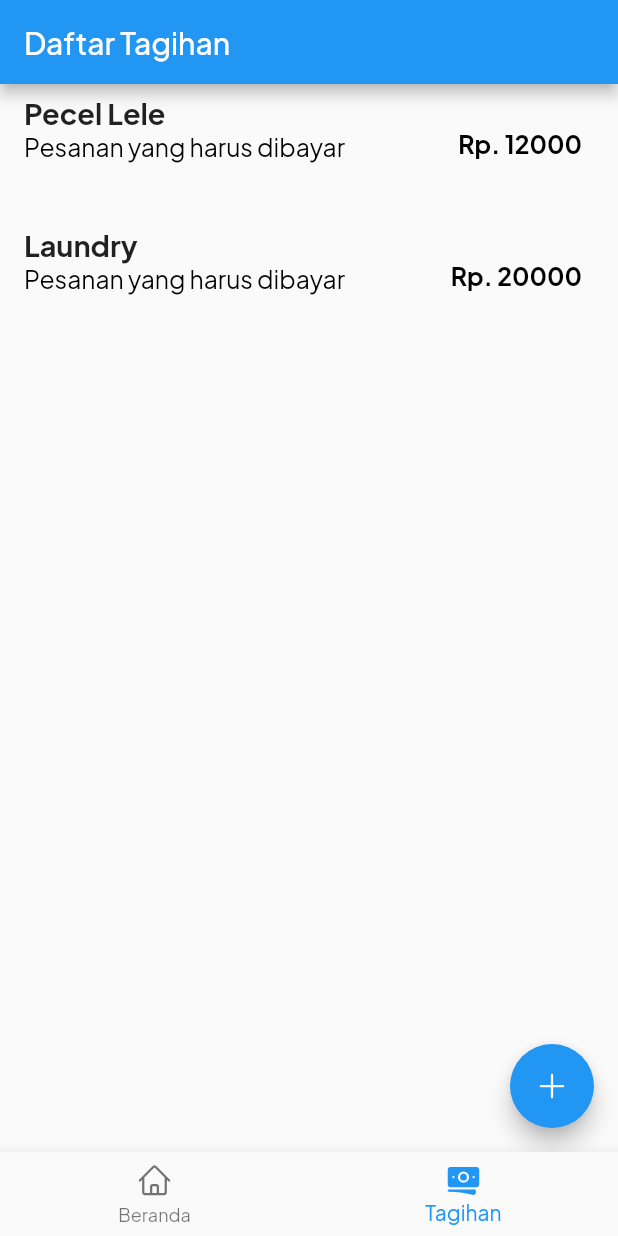
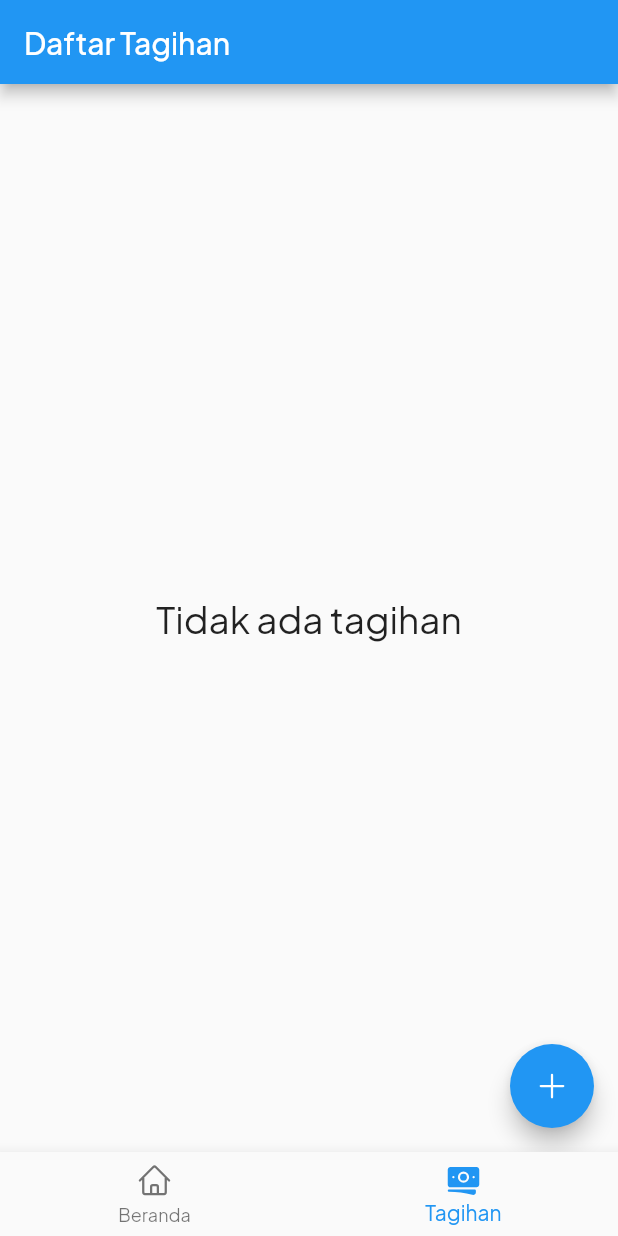
Before and after one commit to BlueRecandy/uang-kita, a Flutter app: the screen it shows after launch, item 2 of the bottom bar chosen, on a phone screen of 412 x 824 dp. Run offline on Flutter 3.47's test engine with Material 2 defaults, Android fonts, the phone set to English and light mode, and no system bars; our stand-ins replace heroicons, sizer, sqflite; accounts and stored records are empty.

Commit message:
manyambungkan daftar tagihan dengan database

```diff
--- a/lib/main.dart
+++ b/lib/main.dart
@@ -20,7 +20,7 @@ class _UangKitaAppState extends State<UangKitaApp> {
 
   final _screens = [
     const DaftarPengeluaranScreen(),
-    const DaftarTagihanPage(),
+    const DaftarTagihanScreen(),
   ];
 
   BottomNavigationBarItem _buildNavbarItem(HeroIcons icon, String label) {
--- a/lib/repositories/bill_repository.dart
+++ b/lib/repositories/bill_repository.dart
@@ -10,7 +10,7 @@ class BillRepository extends IBillRepository {
   @override
   Future<void> createTable(Database db) {
     return db.execute(
-        'CREATE TABLE $tableName (id INTEGER PRIMARY KEY AUTO INCREMENT, title TEXT, amount INTEGER, due_date DATETIME, category TEXT)');
+        'CREATE TABLE $tableName (id INTEGER PRIMARY KEY AUTOINCREMENT, title TEXT, amount INTEGER, due_date DATETIME, category TEXT)');
   }
 
   @override
@@ -20,7 +20,7 @@ class BillRepository extends IBillRepository {
 
   @override
   Future<List<Bill>> findAll(Database db) {
-    return db.query(tableName, orderBy: 'date DESC').then((records) {
+    return db.query(tableName, orderBy: 'due_date DESC').then((records) {
       return records.map((record) => ModelUtils.mapToBill(record)).toList();
     });
   }
--- a/lib/screens/daftar_tagihan_screen.dart
+++ b/lib/screens/daftar_tagihan_screen.dart
@@ -1,14 +1,41 @@
 import 'package:flutter/material.dart';
 import 'package:heroicons/heroicons.dart';
+import 'package:uang_kita/db/sqlite.dart';
+import 'package:uang_kita/models/bill_model.dart';
 import 'package:uang_kita/screens/tambah_tagihan_screens.dart';
 import 'package:uang_kita/widgets/screens/daftar_tagihan/tagihan_item_widget.dart';
 
-class DaftarTagihanPage extends StatelessWidget {
-  const DaftarTagihanPage({super.key});
+class DaftarTagihanScreen extends StatefulWidget {
+  const DaftarTagihanScreen({super.key});
+
+  @override
+  State<DaftarTagihanScreen> createState() => _DaftarTagihanScreenState();
+}
+
+class _DaftarTagihanScreenState extends State<DaftarTagihanScreen> {
+  final List<Bill> daftarTagihan = [];
+
+  @override
+  void initState() {
+    super.initState();
+    loadTagihan();
+  }
+
+  void loadTagihan() async {
+    final sqlite = SQLite.getInstance();
+    final db = await sqlite.database;
+
+    final result = await sqlite.billRepository.findAll(db);
+
+    setState(() {
+      daftarTagihan.clear();
+      daftarTagihan.addAll(result);
+    });
+  }
 
   @override
   Widget build(BuildContext context) {
-    void _toTambahPengeluaran(BuildContext context) {
+    void toTambahPengeluaran(BuildContext context) {
       Navigator.of(context).push(MaterialPageRoute(builder: (context) {
         return const TambahTagihanScreen();
       }));
@@ -19,20 +46,19 @@ class DaftarTagihanPage extends StatelessWidget {
         title: const Text('Daftar Tagihan'),
       ),
       floatingActionButton: FloatingActionButton(
-          onPressed: () => _toTambahPengeluaran(context),
+          onPressed: () => toTambahPengeluaran(context),
           child: const HeroIcon(HeroIcons.plus)),
-      body: ListView(
-        children: const <Widget>[
-          TagihanItemWidget(
-              price: 12000,
-              title: 'Pecel Lele',
-              description: 'Pesanan yang harus dibayar'),
-          TagihanItemWidget(
-              price: 20000,
-              title: 'Laundry',
-              description: 'Pesanan yang harus dibayar'),
-        ],
-      ),
+      body: daftarTagihan.isEmpty
+          ? const Center(
+              child: Text('Tidak ada tagihan'),
+            )
+          : ListView(
+              children: daftarTagihan
+                  .map((tagihan) => TagihanItemWidget(
+                        tagihan: tagihan,
+                      ))
+                  .toList(),
+            ),
     );
   }
 }
```
